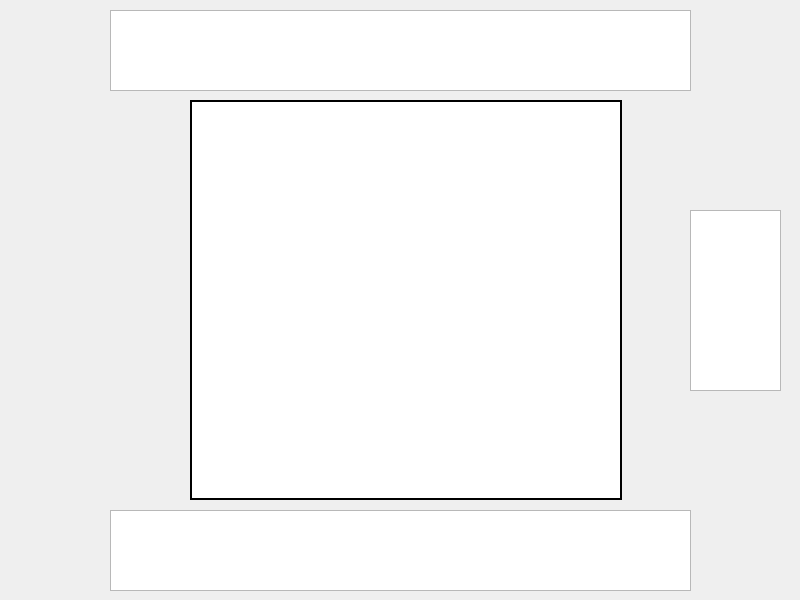
This is mainwindow.ui in danduggan98/QtChess as Qt 5 draws it before an edit. The edited form follows.
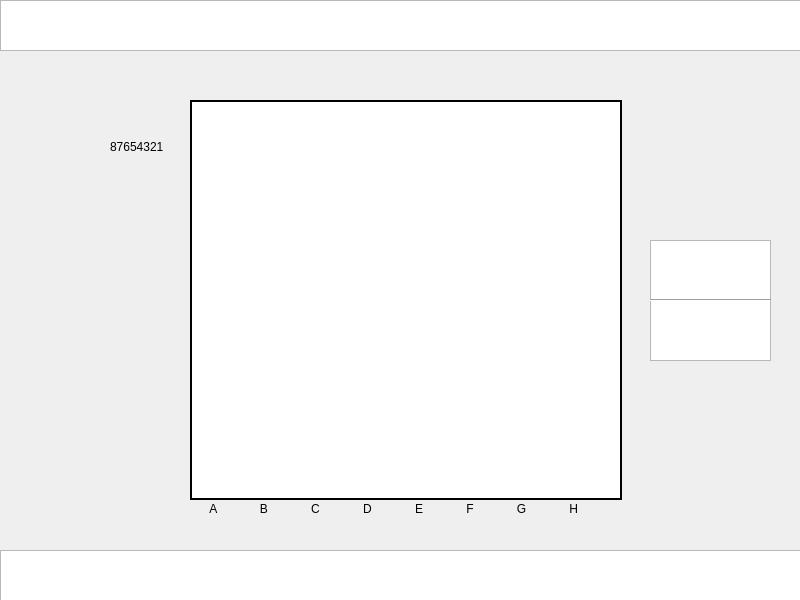
This is the edited form.

Commit message: Added axis labels + minor tweaks

Patch:
```diff
--- a/mainwindow.ui
+++ b/mainwindow.ui
@@ -69,33 +69,78 @@
    <widget class="QGraphicsView" name="WhiteCapturedPIeces">
     <property name="geometry">
      <rect>
-      <x>110</x>
-      <y>510</y>
-      <width>581</width>
-      <height>81</height>
+      <x>0</x>
+      <y>550</y>
+      <width>801</width>
+      <height>51</height>
      </rect>
     </property>
    </widget>
    <widget class="QGraphicsView" name="BlackCapturedPieces">
     <property name="geometry">
      <rect>
-      <x>110</x>
-      <y>10</y>
-      <width>581</width>
-      <height>81</height>
+      <x>0</x>
+      <y>0</y>
+      <width>801</width>
+      <height>51</height>
      </rect>
     </property>
    </widget>
    <widget class="QGraphicsView" name="Clock">
     <property name="geometry">
      <rect>
-      <x>690</x>
-      <y>210</y>
-      <width>91</width>
-      <height>181</height>
+      <x>650</x>
+      <y>240</y>
+      <width>121</width>
+      <height>121</height>
      </rect>
     </property>
    </widget>
+   <widget class="QLabel" name="ColumnLabel">
+    <property name="geometry">
+     <rect>
+      <x>190</x>
+      <y>500</y>
+      <width>431</width>
+      <height>17</height>
+     </rect>
+    </property>
+    <property name="text">
+     <string>      A             B             C             D             E             F             G             H</string>
+    </property>
+   </widget>
+   <widget class="Line" name="ClockSeperator">
+    <property name="geometry">
+     <rect>
+      <x>650</x>
+      <y>290</y>
+      <width>121</width>
+      <height>20</height>
+     </rect>
+    </property>
+    <property name="orientation">
+     <enum>Qt::Horizontal</enum>
+    </property>
+   </widget>
+   <widget class="QLabel" name="RowLabel">
+    <property name="geometry">
+     <rect>
+      <x>110</x>
+      <y>140</y>
+      <width>71</width>
+      <height>21</height>
+     </rect>
+    </property>
+    <property name="layoutDirection">
+     <enum>Qt::LeftToRight</enum>
+    </property>
+    <property name="text">
+     <string>87654321</string>
+    </property>
+    <property name="alignment">
+     <set>Qt::AlignLeading|Qt::AlignLeft|Qt::AlignTop</set>
+    </property>
+   </widget>
   </widget>
  </widget>
  <resources/>
```
The commit also changes 1 other file.
